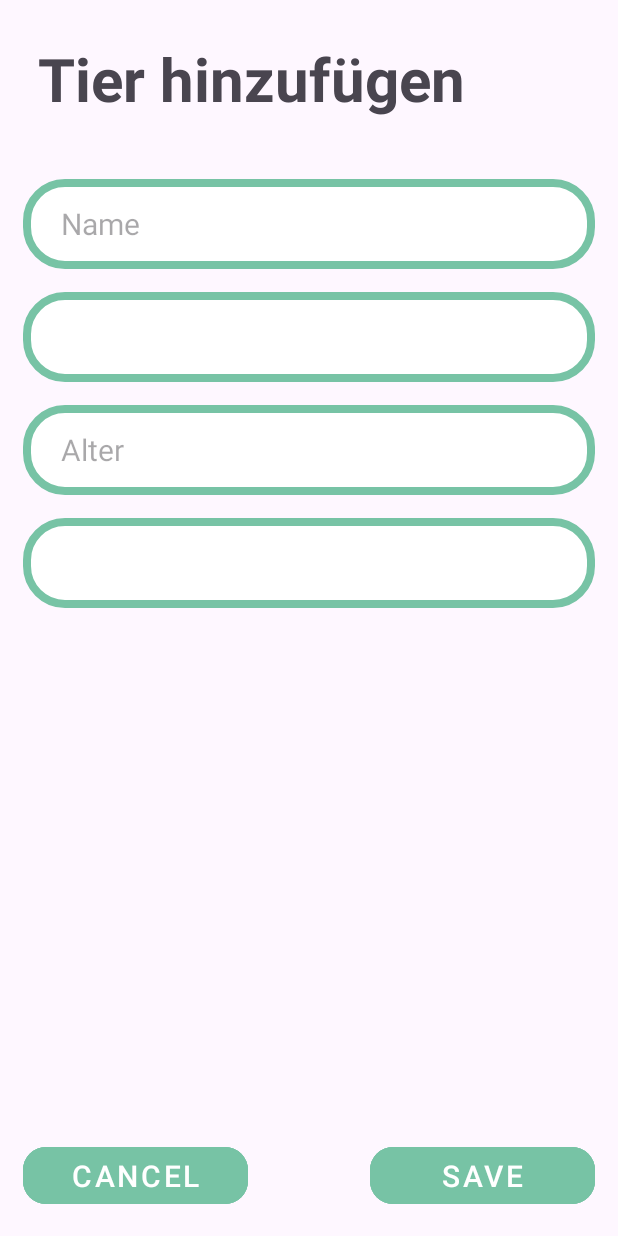
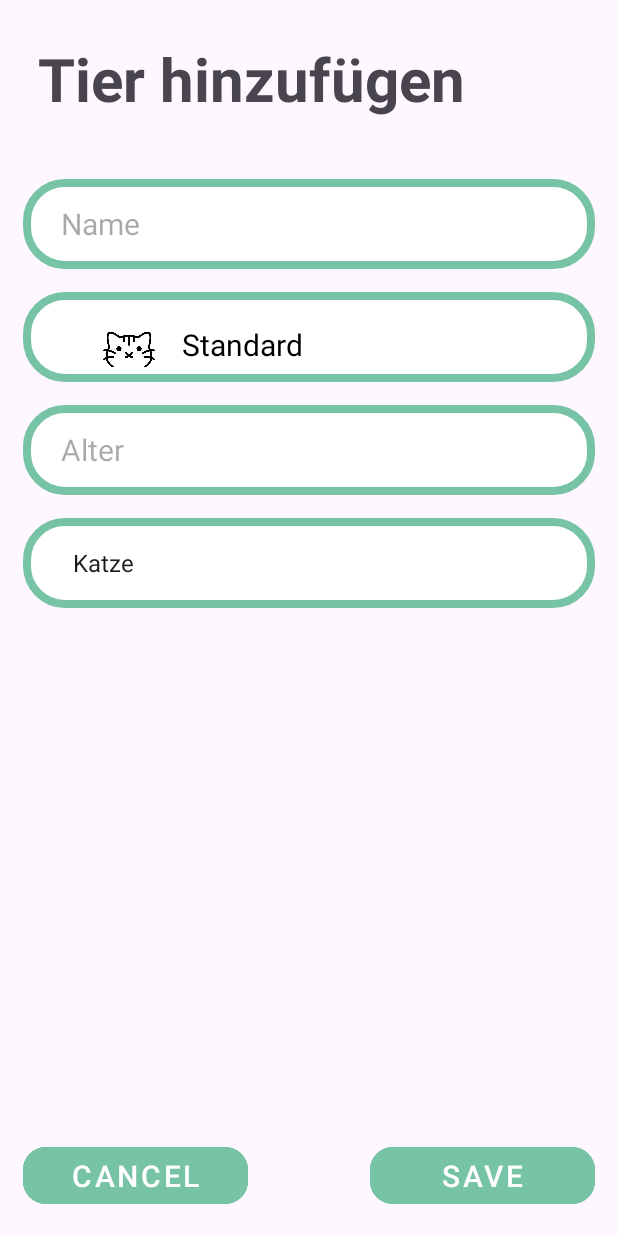
Before and after one commit to jakemoes/Pet-Tracker, an Android app: the AddAnimal screen opened directly, with no data from a screen before it, on a phone screen of 412 x 824 dp. Run offline under Robolectric (Android 15) with nearby library versions, the light colour scheme and no system bars.

Commit message:
finish main functionality of add (just saving as animal left)

```diff
--- a/src/app/src/main/AndroidManifest.xml
+++ b/src/app/src/main/AndroidManifest.xml
@@ -16,7 +16,7 @@
             android:name=".AddAnimal"
             android:exported="false" />
         <activity
-            android:name=".Wellcome"
+            android:name=".Welcome"
             android:exported="true">
             <intent-filter>
                 <action android:name="android.intent.action.MAIN" />
--- a/src/app/src/main/java/com/example/pettracker/AddAnimal.java
+++ b/src/app/src/main/java/com/example/pettracker/AddAnimal.java
@@ -1,12 +1,23 @@
 package com.example.pettracker;
 
+import android.content.DialogInterface;
+import android.content.Intent;
 import android.os.Bundle;
+import android.view.View;
+import android.widget.ArrayAdapter;
+import android.widget.Button;
+import android.widget.EditText;
+import android.widget.Spinner;
 
 import androidx.activity.EdgeToEdge;
+import androidx.appcompat.app.AlertDialog;
 import androidx.appcompat.app.AppCompatActivity;
 import androidx.core.graphics.Insets;
 import androidx.core.view.ViewCompat;
 import androidx.core.view.WindowInsetsCompat;
+
+import java.util.ArrayList;
+import java.util.List;
 
 public class AddAnimal extends AppCompatActivity {
 
@@ -19,6 +30,98 @@ public class AddAnimal extends AppCompatActivity {
             Insets systemBars = insets.getInsets(WindowInsetsCompat.Type.systemBars());
             v.setPadding(systemBars.left, systemBars.top, systemBars.right, systemBars.bottom);
             return insets;
+
+        });
+
+
+
+        // Define elements
+        Button cancelButton = findViewById(R.id.btn_btn_cancel);
+        Button saveButton = findViewById(R.id.btn_save);
+        EditText editTextName = findViewById(R.id.et_catName);
+        EditText editTextAge = findViewById(R.id.et_catAge);
+        Spinner spinnerEmoji = findViewById(R.id.s_emoji);
+        Spinner spinnerAnimal = findViewById(R.id.s_Animal);
+
+        //Spinner AnimalType
+        ArrayAdapter<CharSequence> adapter = ArrayAdapter.createFromResource(this,
+                R.array.animal_types, android.R.layout.simple_spinner_item);
+        adapter.setDropDownViewResource(android.R.layout.simple_spinner_dropdown_item);
+        spinnerAnimal.setAdapter(adapter);
+
+
+        //Spinner Emoji
+        List<DropdownEmoji> items = new ArrayList<>();
+        items.add(new DropdownEmoji(R.drawable.cat_01, "Standard"));
+        items.add(new DropdownEmoji(R.drawable.cat_02, "Liegend"));
+        items.add(new DropdownEmoji(R.drawable.cat_03, "Süß"));
+        DropdownEmojiAdapter emojiAdapter = new DropdownEmojiAdapter(this, items);
+        spinnerEmoji.setAdapter(emojiAdapter);
+
+
+
+
+        // On Click cancel Button
+        cancelButton.setOnClickListener(new View.OnClickListener() {
+            @Override
+            public void onClick(View view) {
+                Intent intent = new Intent(AddAnimal.this, Welcome.class);
+                startActivity(intent);
+            }
+        });
+
+        // On Click save Button
+        saveButton.setOnClickListener(new View.OnClickListener() {
+            @Override
+            public void onClick(View view) {
+                boolean success = true;
+                String name = editTextName.getText().toString();
+                if (name.isEmpty()){
+                    success = false;
+                    showMessageBox("Please enter a name.");
+                }
+
+
+                try{
+                    int age = Integer.parseInt(editTextAge.getText().toString());
+                }catch(NumberFormatException e){
+                    success = false;
+                    editTextAge.setText("");
+                    showMessageBox("Please Enter a number in Age.");
+                }
+
+                String animalKind = spinnerAnimal.getSelectedItem().toString();
+
+                DropdownEmoji selctedItem = (DropdownEmoji) spinnerEmoji.getSelectedItem();
+                int imageId = selctedItem.getImageResId();
+                String text = selctedItem.getText();
+
+
+
+
+
+
+
+
+                if(success) {
+                    Intent intent = new Intent(AddAnimal.this, Welcome.class);
+                    startActivity(intent);
+                }
+            }
         });
     }
+    private void showMessageBox(String message) {
+        AlertDialog.Builder builder = new AlertDialog.Builder(this);
+        builder.setMessage(message)
+                .setTitle("Error")
+                .setCancelable(false)
+                .setPositiveButton("OK", new DialogInterface.OnClickListener() {
+                    public void onClick(DialogInterface dialog, int id) {
+                        // Handle the OK button click here
+                    }
+                });
+        // Create and show the AlertDialog
+        AlertDialog alert = builder.create();
+        alert.show();
+    }
 }
--- /dev/null
+++ b/src/app/src/main/java/com/example/pettracker/DropdownEmoji.java
@@ -0,0 +1,19 @@
+package com.example.pettracker;
+
+public class DropdownEmoji {
+    private int imageResId;
+    private String text;
+
+    public DropdownEmoji(int imageResId, String text) {
+        this.imageResId = imageResId;
+        this.text = text;
+    }
+
+    public int getImageResId() {
+        return imageResId;
+    }
+
+    public String getText() {
+        return text;
+    }
+}
--- /dev/null
+++ b/src/app/src/main/java/com/example/pettracker/DropdownEmojiAdapter.java
@@ -0,0 +1,40 @@
+package com.example.pettracker;
+
+import android.content.Context;
+import android.view.LayoutInflater;
+import android.view.View;
+import android.view.ViewGroup;
+import android.widget.ArrayAdapter;
+import android.widget.ImageView;
+import android.widget.TextView;
+
+import java.util.List;
+
+public class DropdownEmojiAdapter extends ArrayAdapter<DropdownEmoji> {
+
+    public DropdownEmojiAdapter(Context context, List<DropdownEmoji> items) {
+        super(context, 0, items);
+    }
+
+    @Override
+    public View getView(int position, View convertView, ViewGroup parent) {
+        if (convertView == null) {
+            convertView = LayoutInflater.from(getContext()).inflate(R.layout.spinner_item, parent, false);
+        }
+
+        DropdownEmoji currentItem = getItem(position);
+
+        ImageView imageView = convertView.findViewById(R.id.si_picture_Standard); // Use the appropriate ID
+        TextView textView = convertView.findViewById(R.id.si_text_Standard);
+
+        imageView.setImageResource(currentItem.getImageResId());
+        textView.setText(currentItem.getText());
+
+        return convertView;
+    }
+
+    @Override
+    public View getDropDownView(int position, View convertView, ViewGroup parent) {
+        return getView(position, convertView, parent);
+    }
+}
--- a/src/app/src/main/res/layout/activity_add_animal.xml
+++ b/src/app/src/main/res/layout/activity_add_animal.xml
@@ -25,7 +25,7 @@
 
     <!--CatName-->
     <EditText
-        android:id="@+id/pt_catName"
+        android:id="@+id/et_catName"
         android:layout_width="match_parent"
         android:layout_height="60dp"
         android:paddingHorizontal="25dp"
@@ -41,18 +41,18 @@
 
     <!--Drop Down Emoji-->
     <Spinner
-        android:id="@+id/sd_emoji"
+        android:id="@+id/s_emoji"
         android:layout_width="match_parent"
         android:layout_height="60dp"
         android:layout_margin="15dp"
+        android:paddingStart="25dp"
         android:background="@drawable/input_field"
-        android:paddingHorizontal="25dp"
-        app:layout_constraintTop_toBottomOf="@+id/pt_catName"
+        app:layout_constraintTop_toBottomOf="@+id/et_catName"
         />
 
     <!--Age-->
     <EditText
-        android:id="@+id/pt_catAge"
+        android:id="@+id/et_catAge"
         android:layout_width="match_parent"
         android:layout_height="60dp"
         android:paddingHorizontal="25dp"
@@ -61,19 +61,19 @@
         android:background="@drawable/input_field"
         android:textColor="@android:color/black"
         android:textSize="20sp"
-        app:layout_constraintTop_toBottomOf="@+id/sd_emoji"
+        app:layout_constraintTop_toBottomOf="@+id/s_emoji"
         android:layout_margin="15dp"
         />
 
     <!--Drop Down Kind of Animal-->
     <Spinner
-        android:id="@+id/sd_Animal"
+        android:id="@+id/s_Animal"
         android:layout_width="match_parent"
         android:layout_height="60dp"
         android:layout_margin="15dp"
         android:background="@drawable/input_field"
         android:paddingHorizontal="25dp"
-        app:layout_constraintTop_toBottomOf="@+id/pt_catAge"
+        app:layout_constraintTop_toBottomOf="@+id/et_catAge"
         />
 
 
--- a/src/app/src/main/res/layout/activity_wellcome.xml
+++ b/src/app/src/main/res/layout/activity_welcome.xml
@@ -7,7 +7,7 @@
     android:id="@+id/main"
     android:layout_width="match_parent"
     android:layout_height="match_parent"
-    tools:context=".Wellcome">
+    tools:context=".Welcome">
 
     <!--Heading-->
     <TextView
```
Also changed, not shown: src/app/src/main/java/com/example/pettracker/Welcome.java (renamed from src/app/src/main/java/com/example/pettracker/Wellcome.java, +3 -7 lines), src/app/src/main/res/layout/spinner_item.xml (+0 -30 lines).
